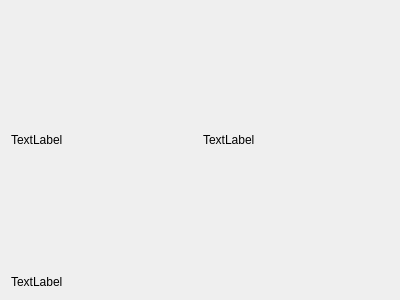
Before: the Qt Designer form mainwindow.ui in rottaca/FallDetectionProject, drawn with Qt 5.
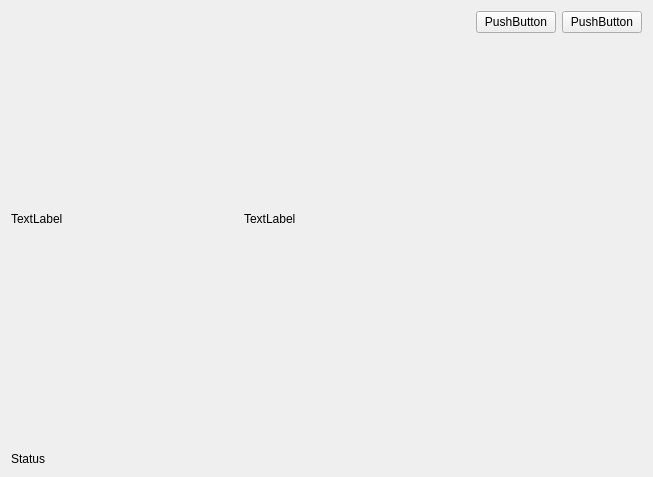
After: the same form once the commit is applied. Custom widgets are drawn as their Qt base class.

The edit to the form file:
```diff
--- a/mainwindow.ui
+++ b/mainwindow.ui
@@ -6,8 +6,8 @@
    <rect>
     <x>0</x>
     <y>0</y>
-    <width>400</width>
-    <height>300</height>
+    <width>653</width>
+    <height>477</height>
    </rect>
   </property>
   <property name="minimumSize">
@@ -20,9 +20,15 @@
    <string>MainWindow</string>
   </property>
   <widget class="QWidget" name="centralWidget">
+   <layout class="QVBoxLayout" name="verticalLayout">
+    <item>
+     <layout class="QHBoxLayout" name="horizontalLayout">
+      <item>
+       <layout class="QVBoxLayout" name="verticalLayout_2">
+        <item>
    <layout class="QGridLayout" name="gridLayout">
-    <item row="0" column="0">
-     <widget class="AspectRatioPixmap" name="label">
+          <item row="0" column="1">
+           <widget class="AspectRatioPixmap" name="l_gray">
       <property name="text">
        <string>TextLabel</string>
       </property>
@@ -31,8 +37,8 @@
       </property>
      </widget>
     </item>
-    <item row="0" column="1">
-     <widget class="AspectRatioPixmap" name="label_3">
+          <item row="0" column="0">
+           <widget class="AspectRatioPixmap" name="l_events">
       <property name="text">
        <string>TextLabel</string>
       </property>
@@ -41,8 +47,60 @@
       </property>
      </widget>
     </item>
-    <item row="1" column="0" colspan="2">
-     <widget class="QLabel" name="label_2">
+         </layout>
+        </item>
+        <item>
+         <spacer name="horizontalSpacer">
+          <property name="orientation">
+           <enum>Qt::Horizontal</enum>
+          </property>
+          <property name="sizeHint" stdset="0">
+           <size>
+            <width>40</width>
+            <height>20</height>
+           </size>
+          </property>
+         </spacer>
+        </item>
+       </layout>
+      </item>
+      <item>
+       <layout class="QFormLayout" name="formLayout">
+        <property name="sizeConstraint">
+         <enum>QLayout::SetDefaultConstraint</enum>
+        </property>
+        <property name="fieldGrowthPolicy">
+         <enum>QFormLayout::AllNonFixedFieldsGrow</enum>
+        </property>
+        <property name="formAlignment">
+         <set>Qt::AlignLeading|Qt::AlignLeft|Qt::AlignTop</set>
+        </property>
+        <item row="0" column="0">
+         <widget class="QPushButton" name="pushButton">
+          <property name="text">
+           <string>PushButton</string>
+          </property>
+         </widget>
+        </item>
+        <item row="0" column="1">
+         <widget class="QPushButton" name="pushButton_2">
+          <property name="sizePolicy">
+           <sizepolicy hsizetype="Preferred" vsizetype="Fixed">
+            <horstretch>0</horstretch>
+            <verstretch>0</verstretch>
+           </sizepolicy>
+          </property>
+          <property name="text">
+           <string>PushButton</string>
+          </property>
+         </widget>
+        </item>
+       </layout>
+      </item>
+     </layout>
+    </item>
+    <item>
+     <widget class="QLabel" name="l_status">
       <property name="sizePolicy">
        <sizepolicy hsizetype="Preferred" vsizetype="Maximum">
         <horstretch>0</horstretch>
@@ -50,7 +108,7 @@
        </sizepolicy>
       </property>
       <property name="text">
-       <string>TextLabel</string>
+       <string>Status</string>
       </property>
      </widget>
     </item>
```
Lines whose indentation alone changed are shown as unchanged.
